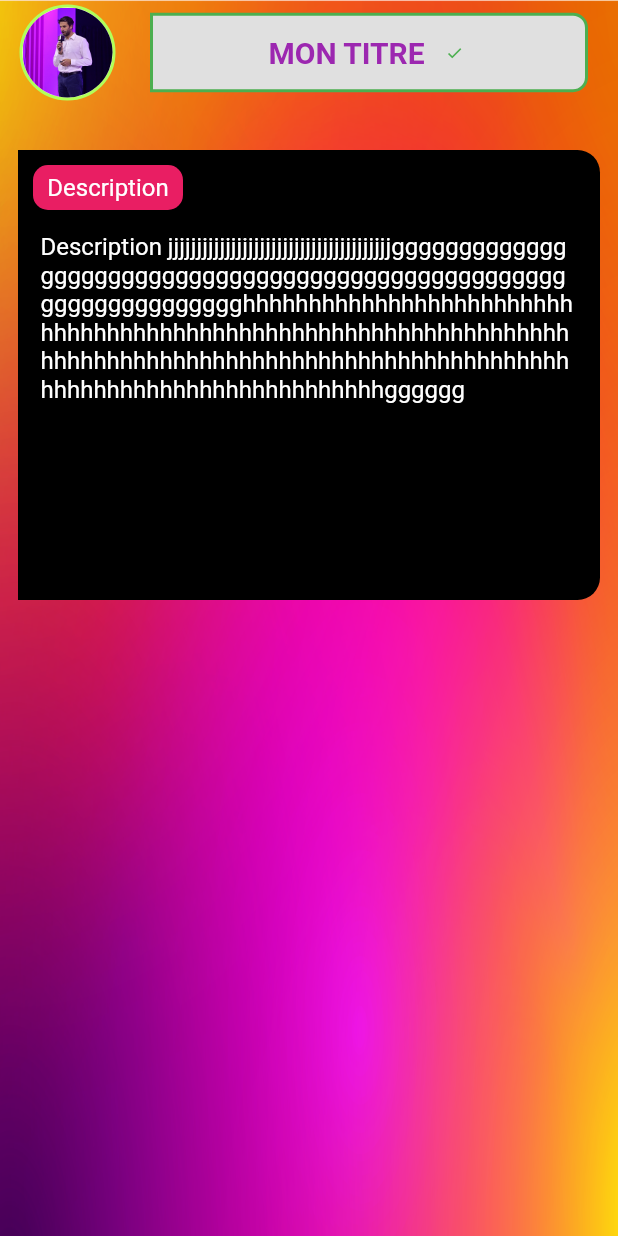
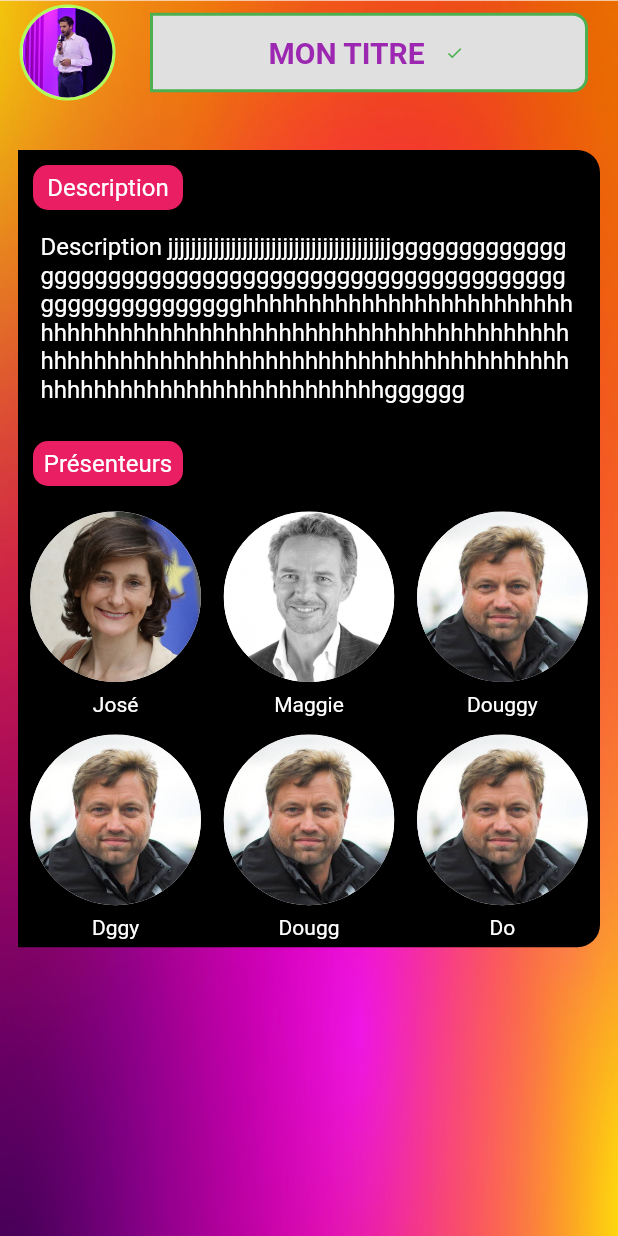
Before and after one commit to Mat0108/Vivatech-Front, a Flutter app: the screen it shows after launch, on a phone screen of 412 x 824 dp. Run offline on Flutter 3.47's test engine with Material 2 defaults, Android fonts, the phone set to English and light mode, and no system bars.

Commit message:
add presenters section

```diff
--- a/lib/main.dart
+++ b/lib/main.dart
@@ -92,7 +92,6 @@ class ConferenceDetail extends StatelessWidget {
             ),
             Container(
                 margin: const EdgeInsets.only(left: 12, right: 12, top: 30),
-                height: 300,
                 decoration: const BoxDecoration(
                   color: Colors.black,
                   borderRadius: BorderRadius.only(
@@ -105,9 +104,28 @@ class ConferenceDetail extends StatelessWidget {
                     RowPink('Description'),
                     PadDescription(
                         'Description jjjjjjjjjjjjjjjjjjjjjjjjjjjjjjjjjjjjjjjgggg'
-                            'ggggggggggggggggggggggggggggggggggggggggggggggggggggggggggggggghhhhhhhhhhhhhhhhhhhhhhhhhhhhhhhhhhh'
-                            'hhhhhhhhhhhhhhhhhhhhhhhhhhhhhhhhhhhhhhhhhhhhhhhhhhhhhhhhhhh'
-                            'hhhhhhhhhhhhhhhhhhhhhhhhhhhhhhhhhhhhhgggggg'),
+                        'ggggggggggggggggggggggggggggggggggggggggggggggggggggggggggggggghhhhhhhhhhhhhhhhhhhhhhhhhhhhhhhhhhh'
+                        'hhhhhhhhhhhhhhhhhhhhhhhhhhhhhhhhhhhhhhhhhhhhhhhhhhhhhhhhhhh'
+                        'hhhhhhhhhhhhhhhhhhhhhhhhhhhhhhhhhhhhhgggggg'),
+                    RowPink('Présenteurs'),
+                    Container(
+                      margin: EdgeInsets.only(top: 10),
+                      child: Column(
+                        children: [
+                          for (var i = 0; i < friends.length; i += 3)
+                            Row(
+                              mainAxisAlignment: MainAxisAlignment.spaceEvenly,
+                              children: [
+                                for (var j = i;
+                                    j < i + 3 && j < friends.length;
+                                    j++)
+                                  FriendsImage(friends.keys.toList()[j],
+                                      friends.values.toList()[j], width / 3.5),
+                              ],
+                            ),
+                        ],
+                      ),
+                    ),
                   ],
                 )),
           ])),
@@ -133,7 +151,6 @@ class ConferenceDetail extends StatelessWidget {
       ),
     );
   }
-
 
   Row RowPink(String text) {
     return Row(
@@ -182,4 +199,52 @@ class ConferenceDetail extends StatelessWidget {
       ),
     );
   }
+
+  final Map<String, String> friends = {
+    "José": "images/pres1.png",
+    "Maggie": "images/pres2.png",
+    "Douggy": "images/pres3.png",
+    "Dggy": "images/pres3.png",
+    "Dougg": "images/pres3.png",
+    "Do": "images/pres3.png"
+  };
+
+  Container myPic(double radius, String imagePath) {
+    return Container(
+      decoration: BoxDecoration(
+        shape: BoxShape.circle,
+        border: Border.all(
+          // Spécifier la couleur de la bordure ici
+          width: 2,
+        ),
+        color: Colors.white, // Spécifier la couleur de fond ici
+      ),
+      child: CircleAvatar(
+        foregroundColor: null,
+        backgroundColor: Colors.transparent,
+        radius: radius,
+        backgroundImage: AssetImage(imagePath),
+      ),
+    );
+  }
+
+  Column FriendsImage(String name, String imagePath, double width) {
+    return Column(
+      children: [
+        Container(
+          margin: EdgeInsets.all(5),
+          width: width,
+          height: width,
+          child: myPic(50, imagePath),
+        ),
+        Text(
+          name,
+          style: TextStyle(
+            color: Colors.white,
+          ),
+        ),
+        Padding(padding: EdgeInsets.only(bottom: 5)),
+      ],
+    );
+  }
 }
```
Also changed, not shown: images/pres1.png (added), images/pres2.png (added), images/pres3.png (added).
